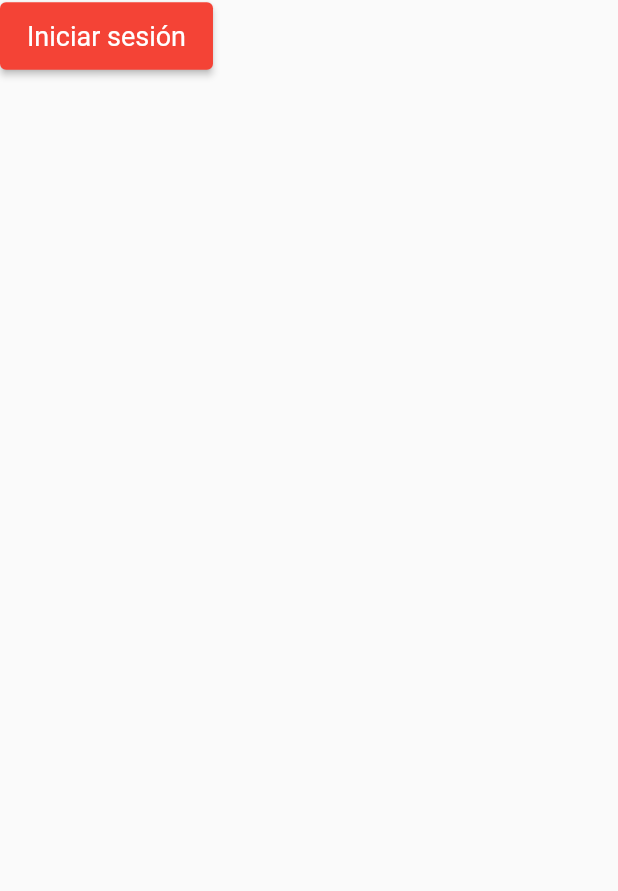
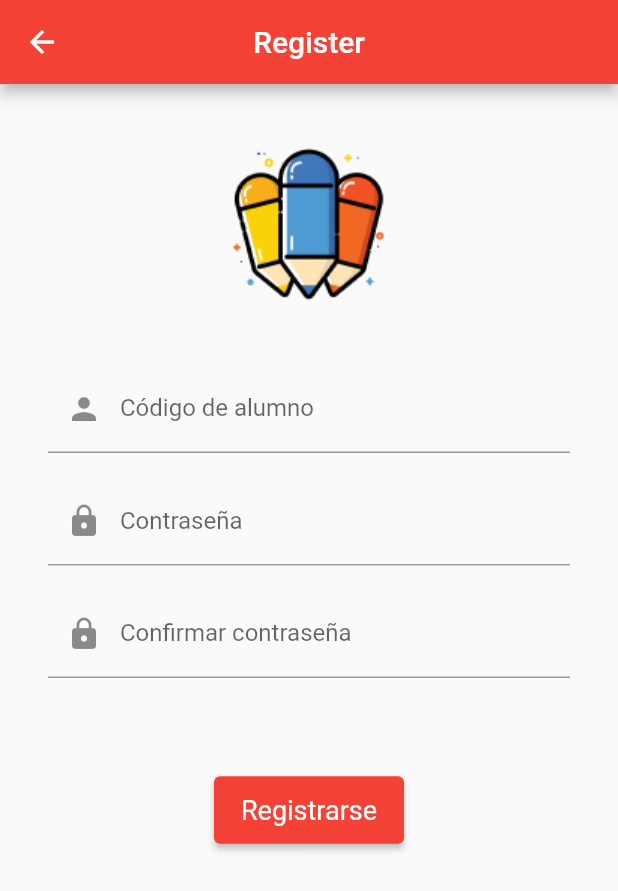
Before and after one commit to willingtonortiz/cubipool2, a Flutter app: the RegisterPage screen opened by its route, on a phone screen of 412 x 824 dp. Shown: the top 891 px of the screen. Run offline on Flutter 3.47's test engine with Material 2 defaults, Android fonts, the phone set to English and light mode, and no system bars; our stand-ins replace dio, flutter_hooks, flutter_riverpod, hive, hooks_riverpod, qr_flutter and 1 more; accounts and stored records are empty; project files that could hold a hidden picture were left out.

Commit message:
Register user with credentials added

```diff
--- a/lib/modules/auth/pages/login_page.dart
+++ b/lib/modules/auth/pages/login_page.dart
@@ -106,7 +106,7 @@ class _LoginPageState extends State<LoginPage> {
         value = value ?? '';
 
         if (value.isEmpty) {
-          return 'El código de alumno es requerido';
+          return 'La contraseña es requerida';
         }
         return null;
       },
@@ -135,12 +135,12 @@ class _LoginPageState extends State<LoginPage> {
     return GestureDetector(
       child: Text('¿No tienes cuenta?, Regístrate'),
       onTap: () {
-        Navigator.pushReplacementNamed(context, '/auth/register');
+        Navigator.pushNamed(context, '/auth/register');
       },
     );
   }
 
-  void loginUser(String username, String password) async {
+  Future<void> loginUser(String username, String password) async {
     try {
       final response = await AuthHttpService.login(username, password);
       final jwtService = JwtService();
--- a/lib/modules/auth/pages/register_page.dart
+++ b/lib/modules/auth/pages/register_page.dart
@@ -1,3 +1,5 @@
+import 'package:cubipool2/modules/auth/services/auth_http_service.dart';
+import 'package:cubipool2/modules/common/validators/widgets/username_validator.dart';
 import 'package:flutter/material.dart';
 
 class RegisterPage extends StatefulWidget {
@@ -8,21 +10,152 @@ class RegisterPage extends StatefulWidget {
 }
 
 class _RegisterPageState extends State<RegisterPage> {
+  String? _username;
+  String? _password;
+  final _passwordController = TextEditingController();
+
+  final GlobalKey<FormState> _formKey = GlobalKey<FormState>();
+
   @override
   Widget build(BuildContext context) {
     return Scaffold(
+      appBar: AppBar(
+        title: Text('Register'),
+      ),
       body: SafeArea(
-        child: Column(
-          children: [
-            ElevatedButton(
-              onPressed: () {
-                Navigator.pushReplacementNamed(context, '/auth/login');
-              },
-              child: Text('Iniciar sesión'),
-            )
-          ],
+        child: SingleChildScrollView(
+          child: Column(
+            children: [
+              const SizedBox(height: 32.0),
+              Image.asset(
+                'assets/logos/pencils.png',
+              ),
+              const SizedBox(height: 32.0),
+              Form(
+                key: _formKey,
+                child: Padding(
+                  padding: const EdgeInsets.symmetric(horizontal: 32.0),
+                  child: Column(
+                    children: [
+                      _buildUsername(),
+                      const SizedBox(height: 16.0),
+                      _buildPassword(),
+                      const SizedBox(height: 16.0),
+                      _buildConfirmPassword(),
+                      const SizedBox(height: 64.0),
+                      _buildRegisterButton(),
+                    ],
+                  ),
+                ),
+              ),
+            ],
+          ),
         ),
       ),
     );
   }
+
+  Widget _buildUsername() {
+    return TextFormField(
+      decoration: InputDecoration(
+        labelText: 'Código de alumno',
+        prefixIcon: Icon(Icons.person),
+      ),
+      validator: (String? value) {
+        value = value ?? '';
+
+        if (value.isEmpty) {
+          return 'El código de alumno es requerido';
+        }
+        if (!isUsernameValid(value)) {
+          return 'El código de alumno es invalido';
+        }
+        return null;
+      },
+      onSaved: (String? value) {
+        _username = value;
+      },
+    );
+  }
+
+  Widget _buildPassword() {
+    return TextFormField(
+      controller: _passwordController,
+      decoration: InputDecoration(
+        labelText: 'Contraseña',
+        prefixIcon: Icon(Icons.lock),
+      ),
+      obscureText: true,
+      validator: (String? value) {
+        value = value ?? '';
+
+        if (value.isEmpty) {
+          return 'La contraseña es requerida';
+        }
+        return null;
+      },
+      onSaved: (String? value) {
+        _password = value;
+      },
+    );
+  }
+
+  Widget _buildConfirmPassword() {
+    return TextFormField(
+      decoration: InputDecoration(
+        labelText: 'Confirmar contraseña',
+        prefixIcon: Icon(Icons.lock),
+      ),
+      obscureText: true,
+      validator: (String? value) {
+        value = value ?? '';
+
+        if (value.isEmpty) {
+          return 'La confirmación de contraseña es requerida';
+        }
+
+        if (_passwordController.text != value) {
+          return 'Las contraseñas no coinciden';
+        }
+
+        return null;
+      },
+    );
+  }
+
+  Widget _buildRegisterButton() {
+    return ElevatedButton(
+      onPressed: () async {
+        final isValid = _formKey.currentState!.validate();
+        if (!isValid) {
+          return;
+        }
+
+        _formKey.currentState!.save();
+        registerUser(_username!, _password!);
+      },
+      child: Text('Registrarse'),
+    );
+  }
+
+  Future<void> registerUser(String username, String password) async {
+    try {
+      await AuthHttpService.register(username, password);
+
+      ScaffoldMessenger.of(context).showSnackBar(
+        SnackBar(
+          content: Text('Se ha registrado correctamente'),
+          backgroundColor: Colors.green,
+        ),
+      );
+
+      Navigator.of(context).pop();
+    } catch (e) {
+      ScaffoldMessenger.of(context).showSnackBar(
+        SnackBar(
+          content: Text('Ocurrió un error'),
+        ),
+      );
+    }
+  }
 }
```
Also changed, not shown: lib/modules/auth/services/auth_http_service.dart (+9 -14 lines).
